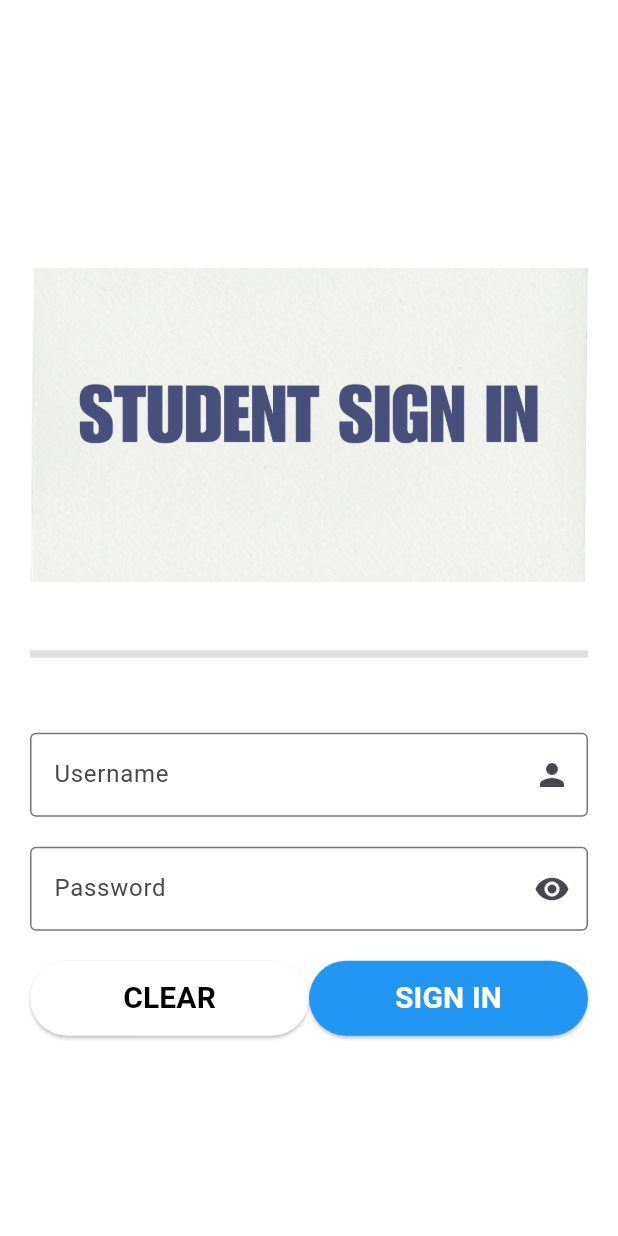
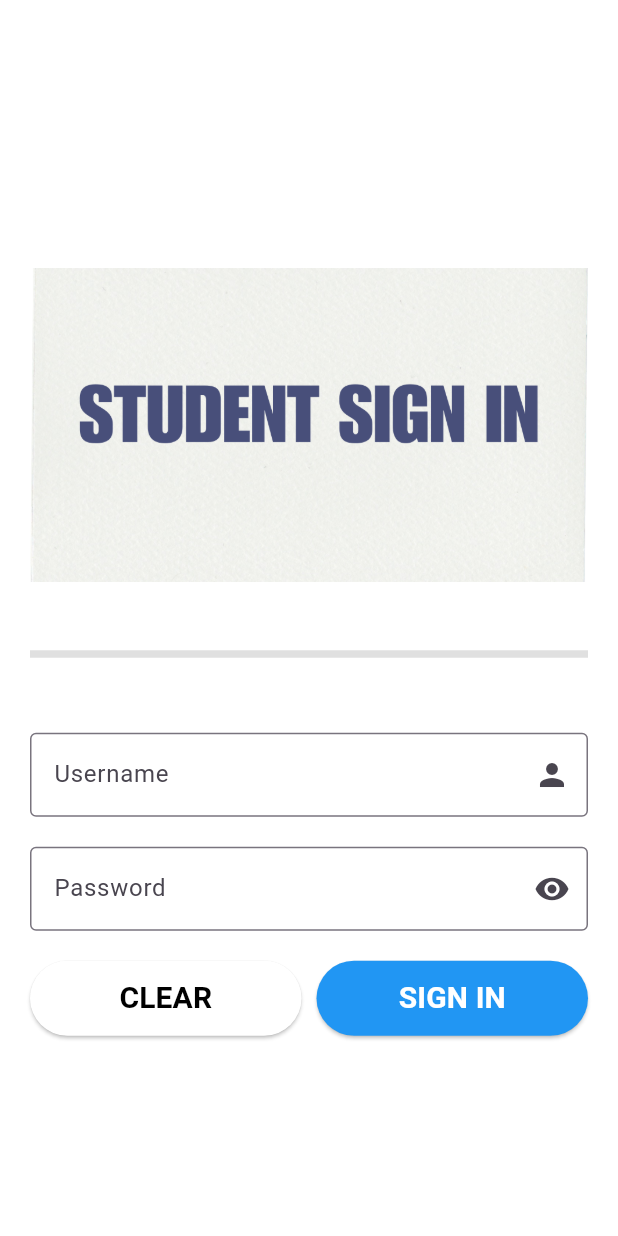
Before and after one commit to yakuvv/anj_flutter_adventure, a Flutter app: the Activity3SignIn screen opened directly, on a phone screen of 412 x 824 dp. Run offline on Flutter 3.47's test engine with Material 3 defaults, Android fonts, the phone set to English and light mode, and no system bars.

Commit message:
adjust the sizedbox

```diff
--- a/lib/CCS2801_PRACTICE/23_activity3_registration.dart
+++ b/lib/CCS2801_PRACTICE/23_activity3_registration.dart
@@ -156,6 +156,8 @@ class _Activity3RegistrationState extends State<Activity3Registration> {
                     foregroundColor: Colors.white,
                   ),
 
+                  SizedBox(height: 10),
+
                   CustomButton(
                       text: 'SIGN IN',
                       onPressed: () {
--- a/lib/CCS2801_PRACTICE/23_activity3_signin.dart
+++ b/lib/CCS2801_PRACTICE/23_activity3_signin.dart
@@ -78,6 +78,10 @@ class _Activity3SignInState extends State<Activity3SignIn> {
                       ),
                     ),
 
+                    SizedBox(
+                      width: 10,
+                    ),
+
                     Expanded(
                       child: CustomButton(
                         text: 'SIGN IN',
--- a/lib/main.dart
+++ b/lib/main.dart
@@ -26,7 +26,7 @@
   Widget build(BuildContext context) {
     return MaterialApp(
 
-      home: const  CompareTextValues(),
+      home: const  Activity3SignIn(),
       debugShowCheckedModeBanner: false,
     );
   }
```
